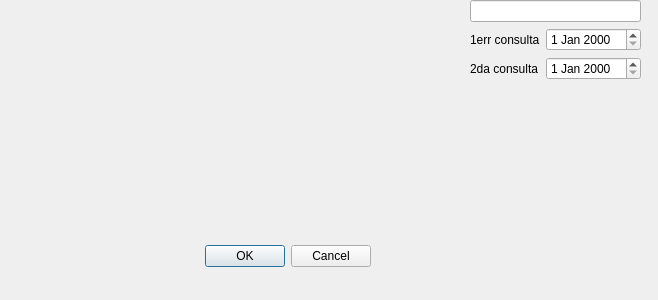
First picture: the form in atlas/dialogs/dialoghistoriaclinica.ui, repository diegowald/atlas, before the edit.
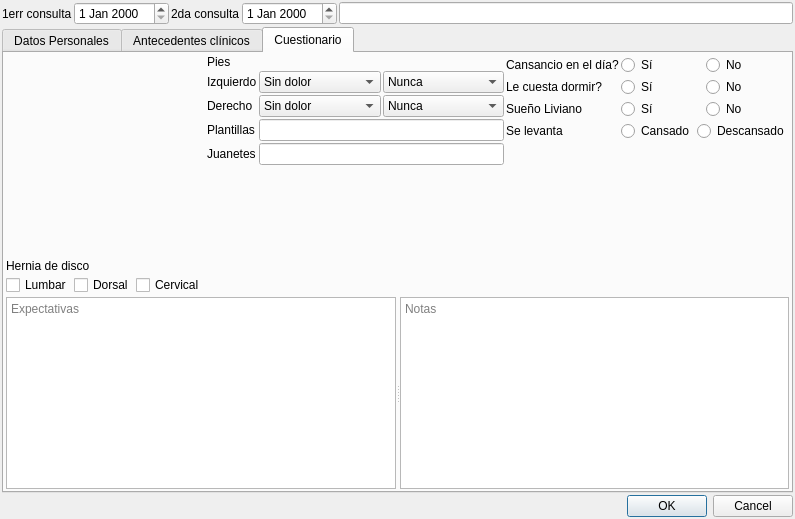
Second picture: the form after the edit. Custom widgets are drawn as their Qt base class.

Diff of the .ui file:
```diff
--- a/atlas/dialogs/dialoghistoriaclinica.ui
+++ b/atlas/dialogs/dialoghistoriaclinica.ui
@@ -6,80 +6,649 @@
    <rect>
     <x>0</x>
     <y>0</y>
-    <width>658</width>
-    <height>300</height>
+    <width>795</width>
+    <height>519</height>
    </rect>
   </property>
   <property name="windowTitle">
    <string>Dialog</string>
   </property>
-  <widget class="QDialogButtonBox" name="buttonBox">
-   <property name="geometry">
-    <rect>
-     <x>30</x>
-     <y>240</y>
-     <width>341</width>
-     <height>32</height>
-    </rect>
+  <layout class="QVBoxLayout" name="verticalLayout">
+   <property name="spacing">
+    <number>2</number>
    </property>
-   <property name="orientation">
-    <enum>Qt::Horizontal</enum>
+   <property name="leftMargin">
+    <number>2</number>
    </property>
-   <property name="standardButtons">
-    <set>QDialogButtonBox::Cancel|QDialogButtonBox::Ok</set>
+   <property name="topMargin">
+    <number>2</number>
    </property>
-  </widget>
-  <widget class="WidgetPaciente" name="widget" native="true">
-   <property name="geometry">
-    <rect>
-     <x>40</x>
-     <y>30</y>
-     <width>321</width>
-     <height>191</height>
-    </rect>
+   <property name="rightMargin">
+    <number>2</number>
    </property>
-  </widget>
-  <widget class="QWidget" name="layoutWidget">
-   <property name="geometry">
-    <rect>
-     <x>470</x>
-     <y>0</y>
-     <width>171</width>
-     <height>92</height>
-    </rect>
+   <property name="bottomMargin">
+    <number>2</number>
    </property>
-   <layout class="QFormLayout" name="formLayout">
-    <item row="0" column="0" colspan="2">
-     <widget class="QLineEdit" name="lineEdit"/>
-    </item>
-    <item row="1" column="0">
-     <widget class="QLabel" name="label">
-      <property name="text">
-       <string>1err consulta</string>
-      </property>
+   <item>
+    <layout class="QHBoxLayout" name="horizontalLayout_2">
+     <property name="spacing">
+      <number>2</number>
+     </property>
+     <item>
+      <layout class="QFormLayout" name="formLayout">
+       <property name="horizontalSpacing">
+        <number>2</number>
+       </property>
+       <property name="verticalSpacing">
+        <number>2</number>
+       </property>
+       <item row="0" column="0">
+        <widget class="QLabel" name="label">
+         <property name="text">
+          <string>1err consulta</string>
+         </property>
+         <property name="buddy">
+          <cstring>GroupCuello</cstring>
+         </property>
+        </widget>
+       </item>
+       <item row="0" column="1">
+        <widget class="QDateEdit" name="dateEdit"/>
+       </item>
+      </layout>
+     </item>
+     <item>
+      <layout class="QFormLayout" name="formLayout_2">
+       <property name="fieldGrowthPolicy">
+        <enum>QFormLayout::AllNonFixedFieldsGrow</enum>
+       </property>
+       <property name="horizontalSpacing">
+        <number>2</number>
+       </property>
+       <property name="verticalSpacing">
+        <number>2</number>
+       </property>
+       <item row="0" column="0">
+        <widget class="QLabel" name="label_2">
+         <property name="text">
+          <string>2da consulta</string>
+         </property>
+        </widget>
+       </item>
+       <item row="0" column="1">
+        <widget class="QDateEdit" name="dateEdit_2"/>
+       </item>
+      </layout>
+     </item>
+     <item>
+      <widget class="QLineEdit" name="lineEdit"/>
+     </item>
+    </layout>
+   </item>
+   <item>
+    <widget class="QTabWidget" name="tabWidget">
+     <property name="tabShape">
+      <enum>QTabWidget::Rounded</enum>
+     </property>
+     <property name="currentIndex">
+      <number>2</number>
+     </property>
+     <widget class="QWidget" name="tabWidgetPage1">
+      <attribute name="title">
+       <string>Datos Personales</string>
+      </attribute>
+      <layout class="QHBoxLayout" name="horizontalLayout">
+       <property name="spacing">
+        <number>2</number>
+       </property>
+       <property name="leftMargin">
+        <number>2</number>
+       </property>
+       <property name="topMargin">
+        <number>2</number>
+       </property>
+       <property name="rightMargin">
+        <number>2</number>
+       </property>
+       <property name="bottomMargin">
+        <number>2</number>
+       </property>
+       <item>
+        <widget class="WidgetPaciente" name="widget" native="true"/>
+       </item>
+      </layout>
      </widget>
-    </item>
-    <item row="1" column="1">
-     <widget class="QDateEdit" name="dateEdit"/>
-    </item>
-    <item row="2" column="0">
-     <widget class="QLabel" name="label_2">
-      <property name="text">
-       <string>2da consulta</string>
-      </property>
+     <widget class="QWidget" name="tabWidgetPage2">
+      <attribute name="title">
+       <string>Antecedentes clínicos</string>
+      </attribute>
+      <layout class="QGridLayout" name="gridLayout">
+       <property name="leftMargin">
+        <number>2</number>
+       </property>
+       <property name="topMargin">
+        <number>2</number>
+       </property>
+       <property name="rightMargin">
+        <number>2</number>
+       </property>
+       <property name="bottomMargin">
+        <number>2</number>
+       </property>
+       <property name="spacing">
+        <number>2</number>
+       </property>
+       <item row="0" column="0">
+        <widget class="QCheckBox" name="checkBox">
+         <property name="text">
+          <string>Cardiacos</string>
+         </property>
+        </widget>
+       </item>
+       <item row="0" column="1">
+        <widget class="QCheckBox" name="checkBox_2">
+         <property name="text">
+          <string>Renales</string>
+         </property>
+        </widget>
+       </item>
+       <item row="0" column="2">
+        <layout class="QHBoxLayout" name="horizontalLayout_3">
+         <property name="spacing">
+          <number>2</number>
+         </property>
+         <item>
+          <widget class="QLabel" name="label_3">
+           <property name="text">
+            <string>Nacio Por</string>
+           </property>
+          </widget>
+         </item>
+         <item>
+          <widget class="QComboBox" name="comboBox">
+           <item>
+            <property name="text">
+             <string>Parto Normal</string>
+            </property>
+           </item>
+           <item>
+            <property name="text">
+             <string>Cesarea</string>
+            </property>
+           </item>
+          </widget>
+         </item>
+        </layout>
+       </item>
+      </layout>
      </widget>
-    </item>
-    <item row="2" column="1">
-     <widget class="QDateEdit" name="dateEdit_2"/>
-    </item>
-   </layout>
-  </widget>
+     <widget class="QWidget" name="tab">
+      <attribute name="title">
+       <string>Cuestionario</string>
+      </attribute>
+      <layout class="QGridLayout" name="gridLayout_2">
+       <property name="leftMargin">
+        <number>2</number>
+       </property>
+       <property name="topMargin">
+        <number>2</number>
+       </property>
+       <property name="rightMargin">
+        <number>2</number>
+       </property>
+       <property name="bottomMargin">
+        <number>2</number>
+       </property>
+       <property name="spacing">
+        <number>2</number>
+       </property>
+       <item row="0" column="1">
+        <layout class="QVBoxLayout" name="verticalLayout_4">
+         <property name="spacing">
+          <number>2</number>
+         </property>
+         <item>
+          <widget class="QLabel" name="label_8">
+           <property name="text">
+            <string>Pies</string>
+           </property>
+          </widget>
+         </item>
+         <item>
+          <layout class="QFormLayout" name="formLayout_4">
+           <property name="horizontalSpacing">
+            <number>2</number>
+           </property>
+           <property name="verticalSpacing">
+            <number>2</number>
+           </property>
+           <item row="0" column="0">
+            <widget class="QLabel" name="label_9">
+             <property name="text">
+              <string>Izquierdo</string>
+             </property>
+            </widget>
+           </item>
+           <item row="0" column="1">
+            <layout class="QHBoxLayout" name="horizontalLayout_7">
+             <property name="spacing">
+              <number>2</number>
+             </property>
+             <item>
+              <widget class="QComboBox" name="comboBox_6">
+               <item>
+                <property name="text">
+                 <string>Sin dolor</string>
+                </property>
+               </item>
+               <item>
+                <property name="text">
+                 <string>Leve</string>
+                </property>
+               </item>
+               <item>
+                <property name="text">
+                 <string>Moderado</string>
+                </property>
+               </item>
+               <item>
+                <property name="text">
+                 <string>Intenso</string>
+                </property>
+               </item>
+              </widget>
+             </item>
+             <item>
+              <widget class="QComboBox" name="comboBox_7">
+               <item>
+                <property name="text">
+                 <string>Nunca</string>
+                </property>
+               </item>
+               <item>
+                <property name="text">
+                 <string>Ocasional</string>
+                </property>
+               </item>
+               <item>
+                <property name="text">
+                 <string>Frecuente</string>
+                </property>
+               </item>
+               <item>
+                <property name="text">
+                 <string>Continuo</string>
+                </property>
+               </item>
+              </widget>
+             </item>
+            </layout>
+           </item>
+           <item row="1" column="0">
+            <widget class="QLabel" name="label_10">
+             <property name="text">
+              <string>Derecho</string>
+             </property>
+            </widget>
+           </item>
+           <item row="1" column="1">
+            <layout class="QHBoxLayout" name="horizontalLayout_8">
+             <property name="spacing">
+              <number>2</number>
+             </property>
+             <item>
+              <widget class="QComboBox" name="comboBox_8">
+               <item>
+                <property name="text">
+                 <string>Sin dolor</string>
+                </property>
+               </item>
+               <item>
+                <property name="text">
+                 <string>Leve</string>
+                </property>
+               </item>
+               <item>
+                <property name="text">
+                 <string>Moderado</string>
+                </property>
+               </item>
+               <item>
+                <property name="text">
+                 <string>Intenso</string>
+                </property>
+               </item>
+              </widget>
+             </item>
+             <item>
+              <widget class="QComboBox" name="comboBox_9">
+               <item>
+                <property name="text">
+                 <string>Nunca</string>
+                </property>
+               </item>
+               <item>
+                <property name="text">
+                 <string>Ocasional</string>
+                </property>
+               </item>
+               <item>
+                <property name="text">
+                 <string>Frecuente</string>
+                </property>
+               </item>
+               <item>
+                <property name="text">
+                 <string>Continuo</string>
+                </property>
+               </item>
+              </widget>
+             </item>
+            </layout>
+           </item>
+           <item row="2" column="0">
+            <widget class="QLabel" name="label_11">
+             <property name="text">
+              <string>Plantillas</string>
+             </property>
+            </widget>
+           </item>
+           <item row="2" column="1">
+            <widget class="QLineEdit" name="lineEdit_2"/>
+           </item>
+           <item row="3" column="0">
+            <widget class="QLabel" name="label_12">
+             <property name="text">
+              <string>Juanetes</string>
+             </property>
+            </widget>
+           </item>
+           <item row="3" column="1">
+            <widget class="QLineEdit" name="lineEdit_3"/>
+           </item>
+          </layout>
+         </item>
+         <item>
+          <spacer name="verticalSpacer_2">
+           <property name="orientation">
+            <enum>Qt::Vertical</enum>
+           </property>
+           <property name="sizeHint" stdset="0">
+            <size>
+             <width>20</width>
+             <height>40</height>
+            </size>
+           </property>
+          </spacer>
+         </item>
+        </layout>
+       </item>
+       <item row="0" column="2">
+        <layout class="QFormLayout" name="formLayout_5">
+         <property name="horizontalSpacing">
+          <number>2</number>
+         </property>
+         <property name="verticalSpacing">
+          <number>2</number>
+         </property>
+         <item row="0" column="0">
+          <widget class="QLabel" name="label_13">
+           <property name="text">
+            <string>Cansancio en el día?</string>
+           </property>
+          </widget>
+         </item>
+         <item row="0" column="1">
+          <layout class="QHBoxLayout" name="horizontalLayout_9">
+           <property name="spacing">
+            <number>2</number>
+           </property>
+           <item>
+            <widget class="QRadioButton" name="radioButton">
+             <property name="text">
+              <string>Sí</string>
+             </property>
+             <attribute name="buttonGroup">
+              <string notr="true">buttonGroup</string>
+             </attribute>
+            </widget>
+           </item>
+           <item>
+            <widget class="QRadioButton" name="radioButton_2">
+             <property name="text">
+              <string>No</string>
+             </property>
+             <attribute name="buttonGroup">
+              <string notr="true">buttonGroup</string>
+             </attribute>
+            </widget>
+           </item>
+          </layout>
+         </item>
+         <item row="1" column="1">
+          <layout class="QHBoxLayout" name="horizontalLayout_10">
+           <property name="spacing">
+            <number>2</number>
+           </property>
+           <item>
+            <widget class="QRadioButton" name="radioButton_3">
+             <property name="text">
+              <string>Sí</string>
+             </property>
+             <attribute name="buttonGroup">
+              <string notr="true">buttonGroup_2</string>
+             </attribute>
+            </widget>
+           </item>
+           <item>
+            <widget class="QRadioButton" name="radioButton_4">
+             <property name="text">
+              <string>No</string>
+             </property>
+             <attribute name="buttonGroup">
+              <string notr="true">buttonGroup_2</string>
+             </attribute>
+            </widget>
+           </item>
+          </layout>
+         </item>
+         <item row="1" column="0">
+          <widget class="QLabel" name="label_14">
+           <property name="text">
+            <string>Le cuesta dormir?</string>
+           </property>
+          </widget>
+         </item>
+         <item row="2" column="1">
+          <layout class="QHBoxLayout" name="horizontalLayout_11">
+           <property name="spacing">
+            <number>2</number>
+           </property>
+           <item>
+            <widget class="QRadioButton" name="radioButton_5">
+             <property name="text">
+              <string>Sí</string>
+             </property>
+             <attribute name="buttonGroup">
+              <string notr="true">buttonGroup_3</string>
+             </attribute>
+            </widget>
+           </item>
+           <item>
+            <widget class="QRadioButton" name="radioButton_6">
+             <property name="text">
+              <string>No</string>
+             </property>
+             <attribute name="buttonGroup">
+              <string notr="true">buttonGroup_3</string>
+             </attribute>
+            </widget>
+           </item>
+          </layout>
+         </item>
+         <item row="2" column="0">
+          <widget class="QLabel" name="label_15">
+           <property name="text">
+            <string>Sueño Liviano</string>
+           </property>
+          </widget>
+         </item>
+         <item row="3" column="1">
+          <layout class="QHBoxLayout" name="horizontalLayout_12">
+           <property name="spacing">
+            <number>2</number>
+           </property>
+           <item>
+            <widget class="QRadioButton" name="radioButton_7">
+             <property name="text">
+              <string>Cansado</string>
+             </property>
+             <attribute name="buttonGroup">
+              <string notr="true">buttonGroup_4</string>
+             </attribute>
+            </widget>
+           </item>
+           <item>
+            <widget class="QRadioButton" name="radioButton_8">
+             <property name="text">
+              <string>Descansado</string>
+             </property>
+             <attribute name="buttonGroup">
+              <string notr="true">buttonGroup_4</string>
+             </attribute>
+            </widget>
+           </item>
+          </layout>
+         </item>
+         <item row="3" column="0">
+          <widget class="QLabel" name="label_16">
+           <property name="text">
+            <string>Se levanta</string>
+           </property>
+          </widget>
+         </item>
+         <item row="4" column="0" colspan="2">
+          <spacer name="verticalSpacer_3">
+           <property name="orientation">
+            <enum>Qt::Vertical</enum>
+           </property>
+           <property name="sizeHint" stdset="0">
+            <size>
+             <width>20</width>
+             <height>40</height>
+            </size>
+           </property>
+          </spacer>
+         </item>
+        </layout>
+       </item>
+       <item row="1" column="0">
+        <layout class="QVBoxLayout" name="verticalLayout_3">
+         <property name="spacing">
+          <number>2</number>
+         </property>
+         <item>
+          <widget class="QLabel" name="label_7">
+           <property name="text">
+            <string>Hernia de disco</string>
+           </property>
+          </widget>
+         </item>
+         <item>
+          <layout class="QHBoxLayout" name="horizontalLayout_6">
+           <property name="spacing">
+            <number>2</number>
+           </property>
+           <item>
+            <widget class="QCheckBox" name="checkBox_3">
+             <property name="text">
+              <string>Lumbar</string>
+             </property>
+            </widget>
+           </item>
+           <item>
+            <widget class="QCheckBox" name="checkBox_4">
+             <property name="text">
+              <string>Dorsal</string>
+             </property>
+            </widget>
+           </item>
+           <item>
+            <widget class="QCheckBox" name="checkBox_5">
+             <property name="text">
+              <string>Cervical</string>
+             </property>
+            </widget>
+           </item>
+          </layout>
+         </item>
+        </layout>
+       </item>
+       <item row="2" column="0" colspan="3">
+        <widget class="QSplitter" name="splitter">
+         <property name="orientation">
+          <enum>Qt::Horizontal</enum>
+         </property>
+         <widget class="QPlainTextEdit" name="plainTextEdit">
+          <property name="placeholderText">
+           <string>Expectativas</string>
+          </property>
+         </widget>
+         <widget class="QPlainTextEdit" name="plainTextEdit_2">
+          <property name="placeholderText">
+           <string>Notas</string>
+          </property>
+         </widget>
+        </widget>
+       </item>
+       <item row="0" column="0">
+        <widget class="WidgetPregunta" name="GroupCuello" native="true">
+         <layout class="QVBoxLayout" name="verticalLayout_2">
+          <property name="spacing">
+           <number>2</number>
+          </property>
+          <property name="leftMargin">
+           <number>2</number>
+          </property>
+          <property name="topMargin">
+           <number>2</number>
+          </property>
+          <property name="rightMargin">
+           <number>2</number>
+          </property>
+          <property name="bottomMargin">
+           <number>2</number>
+          </property>
+         </layout>
+        </widget>
+       </item>
+      </layout>
+     </widget>
+    </widget>
+   </item>
+   <item>
+    <widget class="QDialogButtonBox" name="buttonBox">
+     <property name="orientation">
+      <enum>Qt::Horizontal</enum>
+     </property>
+     <property name="standardButtons">
+      <set>QDialogButtonBox::Cancel|QDialogButtonBox::Ok</set>
+     </property>
+    </widget>
+   </item>
+  </layout>
  </widget>
  <customwidgets>
   <customwidget>
    <class>WidgetPaciente</class>
    <extends>QWidget</extends>
-   <header location="global">widgetpaciente.h</header>
+   <header>widgets/widgetpaciente.h</header>
+   <container>1</container>
+  </customwidget>
+  <customwidget>
+   <class>WidgetPregunta</class>
+   <extends>QWidget</extends>
+   <header>widgets/widgetpregunta.h</header>
    <container>1</container>
   </customwidget>
  </customwidgets>
```
Left out of the diff: 6 changed lines with no effect on the pictures.
